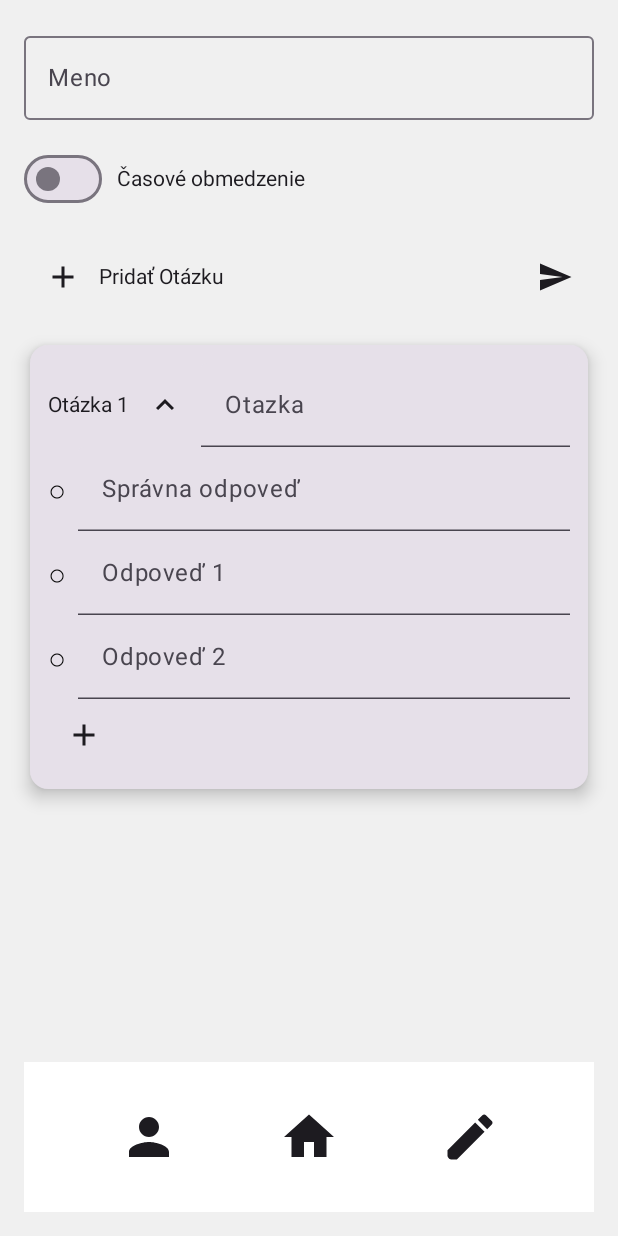
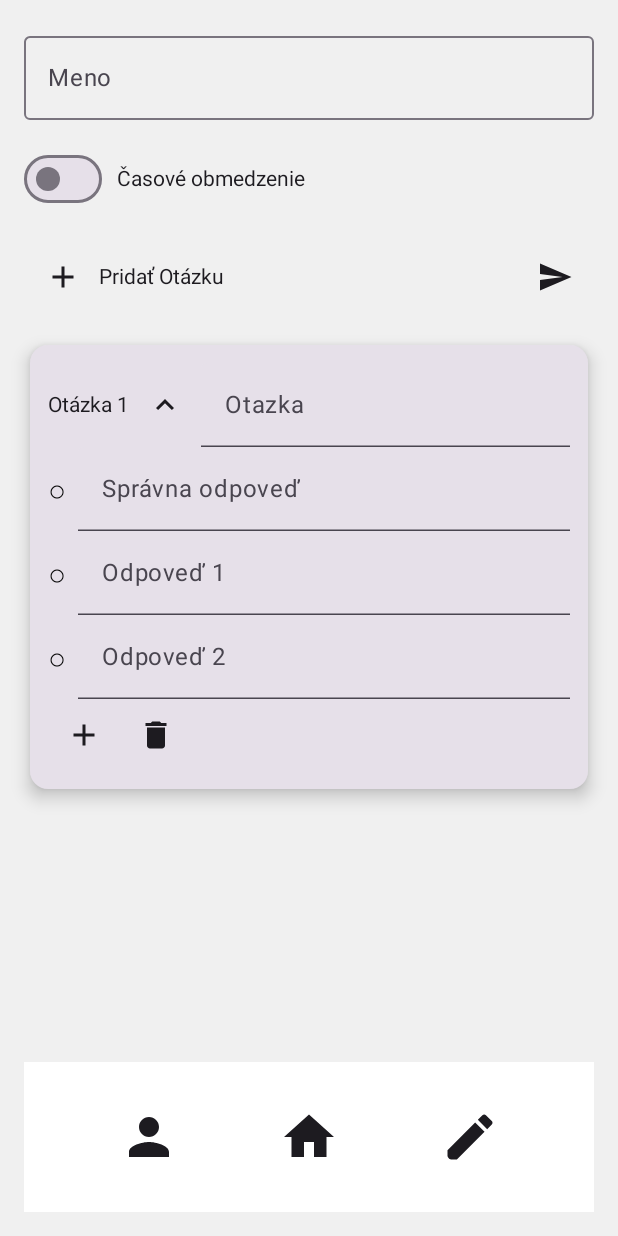
Before and after one commit to Baltazar3334/Semestralka_VAMZ, an Android app built with Jetpack Compose: the composable CreateQuizScreen shown on its own in the app's theme, after a tap on "Add answer", on a phone screen of 412 x 824 dp. Run offline under Robolectric (Android 15) with nearby library versions, the phone set to English and light mode, and no system bars; our stand-ins replace Room's generated code; 3 other taps on this screen came first.

Commit message:
dorobene aby sa dali otazky vymazavat a aby sa dali pridat len tri nespravne odpovede v sulade s databazov

```diff
--- a/app/src/main/java/com/example/semestralka_vamz/data/database/Repository/QuestionRepository.kt
+++ b/app/src/main/java/com/example/semestralka_vamz/data/database/Repository/QuestionRepository.kt
@@ -7,4 +7,5 @@ class QuestionRepository(private val questionDao: QuestionDao) {
     suspend fun addQuestion(question: Question) {
         questionDao.insert(question)
     }
+
 }
--- a/app/src/main/java/com/example/semestralka_vamz/ui/QuizScreen.kt
+++ b/app/src/main/java/com/example/semestralka_vamz/ui/QuizScreen.kt
@@ -18,6 +18,7 @@ import androidx.compose.foundation.verticalScroll
 import androidx.compose.material.icons.Icons
 import androidx.compose.material.icons.filled.Add
 import androidx.compose.material.icons.filled.Close
+import androidx.compose.material.icons.filled.Delete
 import androidx.compose.material.icons.filled.KeyboardArrowDown
 import androidx.compose.material.icons.filled.KeyboardArrowUp
 import androidx.compose.material.icons.filled.Send
@@ -65,7 +66,7 @@ fun CreateQuizScreen(onEditClick: () -> Unit, onHomeClick: () -> Unit, onStorage
     val questions2 = remember { mutableStateListOf<QuestionData>() }
 
     val context = LocalContext.current
-    val db = AppDatabase.getDatabase(context) // Získajte inštanciu databázy
+    val db = AppDatabase.getDatabase(context)
     val quizRepository = QuizRepository(db.quizDao())
     val questionRepository = QuestionRepository(db.questionDao())
 
@@ -292,11 +293,27 @@ fun QuestionItem(
                         )
                     }
                 }
-                IconButton(onClick = {
-                    data.answers.add("")
-                }) {
-                    Icon(Icons.Default.Add, contentDescription = "Add answer")
+                Row(
+
+                ){
+                    IconButton(onClick = {
+                        if (data.answers.size < 3){
+                            data.answers.add("")
+                        } else {
+
+                        }
+                    } ) {
+                        Icon(Icons.Default.Add, contentDescription = "Add answer")
+                    }
+                    IconButton(onClick = {
+                        if (data.answers.size >= 1){
+                            data.answers.removeAt(data.answers.lastIndex)
+                        }
+                    } ) {
+                        Icon(Icons.Default.Delete, contentDescription = "delete answer")
+                    }
                 }
+
             }
         }
     }
```
Also changed, not shown: app/src/main/java/com/example/semestralka_vamz/data/database/entity/Question.kt (+0 -11 lines).
